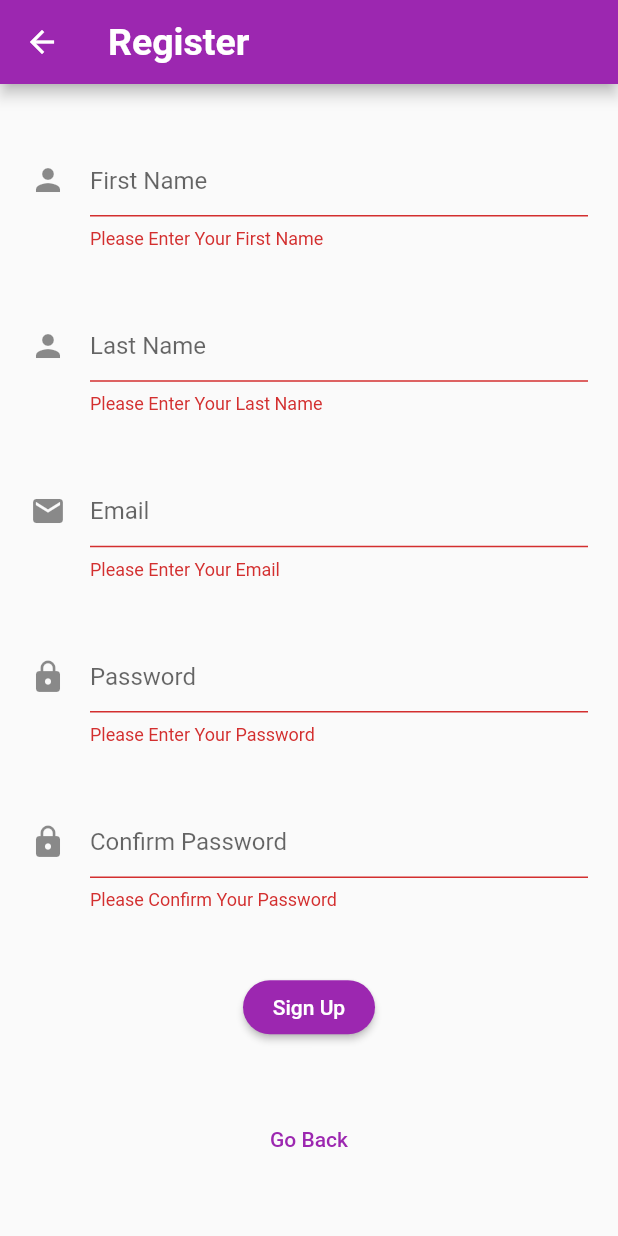
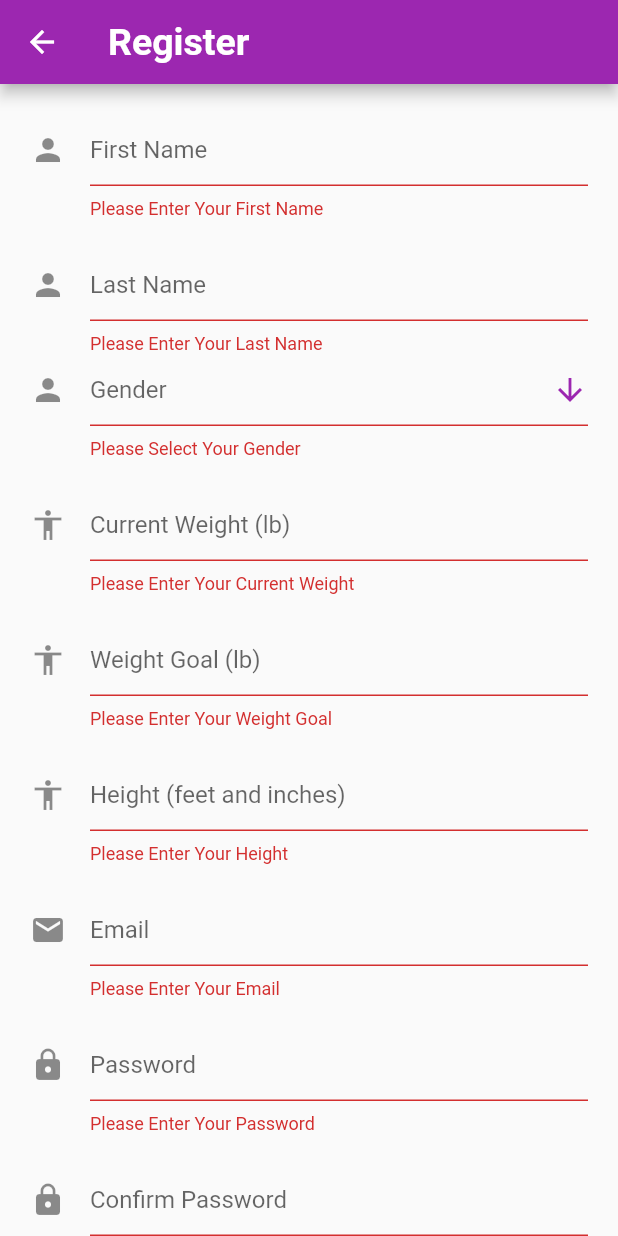
Before and after one commit to HarryChen1995/Poundora, a Flutter app: the Sign_Up_Page screen opened by its route, after a tap on "Sign Up", on a phone screen of 412 x 824 dp. Run offline on Flutter 3.47's test engine with Material 2 defaults, Android fonts, the phone set to English and light mode, and no system bars; our stand-ins replace firebase_auth, firebase_database, shared_preferences; accounts and stored records are empty.

Commit message:
sign up form fixed

```diff
--- a/lib/pages/sign_up.dart
+++ b/lib/pages/sign_up.dart
@@ -29,11 +29,14 @@ class Sign_Up_State extends State<Sign_Up_Page> {
   final _email = TextEditingController();
   final _password = TextEditingController();
   final _confirmed_password = TextEditingController();
+  final _current_weight = TextEditingController();
+  final _weight_goal = TextEditingController();
+  final _height = TextEditingController();
   final _signupKey = GlobalKey<FormState>();
-
   final _auth = FirebaseAuth.instance;
   final _db = FirebaseDatabase.instance.reference();
   bool _isloading;
+  String _gender;
   showErrorMessage(BuildContext context, String err) {
     Widget ok = FlatButton(
       child:
@@ -96,6 +99,14 @@ class Sign_Up_State extends State<Sign_Up_Page> {
     return null;
   }
 
+  bool checkHeight(String value) {
+    return value.trim().contains(RegExp(r"^[1-9]\d*(\.\d+)?$"));
+  }
+
+  bool checkWeight(String value) {
+    return value.trim().contains(RegExp(r"^[1-9]\d*(\.\d+)?$"));
+  }
+
   bool checkName(String value) {
     return value.trim().contains(RegExp(r"[^a-zA-Z]"));
   }
@@ -127,10 +138,8 @@ class Sign_Up_State extends State<Sign_Up_Page> {
             bottom: isLoading(context)),
         body: Form(
             key: _signupKey,
-            child: Column(
-                crossAxisAlignment: CrossAxisAlignment.center,
-                mainAxisAlignment: MainAxisAlignment.spaceEvenly,
-                children: <Widget>[
+            child: ListView(children: <Widget>[
+              SizedBox(height: 20),
               Container(
                   padding: EdgeInsets.fromLTRB(20, 0, 20, 0),
                   child: TextFormField(
@@ -147,6 +156,7 @@ class Sign_Up_State extends State<Sign_Up_Page> {
                       return null;
                     },
                   )),
+              SizedBox(height: 20),
               Container(
                   padding: EdgeInsets.fromLTRB(20, 0, 20, 0),
                   child: TextFormField(
@@ -165,6 +175,95 @@ class Sign_Up_State extends State<Sign_Up_Page> {
                   )),
               Container(
                 padding: EdgeInsets.fromLTRB(20, 0, 20, 0),
+                child: DropdownButtonFormField(
+                    value: _gender,
+                    icon: Icon(Icons.arrow_downward),
+                    iconEnabledColor: Theme.of(context).primaryColor,
+                    decoration: InputDecoration(
+                        icon: Icon(Icons.person), hintText: "Gender"),
+                    validator: (value) {
+                      if (value == null) {
+                        return "Please Select Your Gender";
+                      }
+                      return null;
+                    },
+                    onChanged: (value) {
+                      setState(() {
+                        _gender = value;
+                      });
+                    },
+                    items: <String>["Male", "Female"]
+                        .map<DropdownMenuItem<String>>((String value) {
+                      return DropdownMenuItem<String>(
+                        value: value,
+                        child: Text(value),
+                      );
+                    }).toList()),
+              ),
+              SizedBox(height: 20),
+              Container(
+                  padding: EdgeInsets.fromLTRB(20, 0, 20, 0),
+                  child: TextFormField(
+                    controller: _current_weight,
+                    decoration: InputDecoration(
+                      icon: Icon(Icons.accessibility),
+                      hintText: "Current Weight (lb)",
+                    ),
+                    validator: (value) {
+                      if (value.isEmpty) {
+                        return "Please Enter Your Current Weight";
+                      }
+                      if (!checkWeight(value)) {
+                        return "Please Enter Valid Current Weight";
+                      }
+                      return null;
+                    },
+                  )),
+              SizedBox(height: 20),
+              Container(
+                  padding: EdgeInsets.fromLTRB(20, 0, 20, 0),
+                  child: TextFormField(
+                    controller: _weight_goal,
+                    decoration: InputDecoration(
+                      icon: Icon(Icons.accessibility),
+                      hintText: "Weight Goal (lb)",
+                    ),
+                    validator: (value) {
+                      if (value.isEmpty) {
+                        return "Please Enter Your Weight Goal";
+                      }
+                      if (!checkWeight(value)) {
+                        return "Please Enter Valid Weight Goal";
+                      }
+                      if (double.parse(value) >=
+                          double.parse(_current_weight.text)) {
+                        return "Your Weight Goal Should Be Less Than Current Weight";
+                      }
+                      return null;
+                    },
+                  )),
+              SizedBox(height: 20),
+              Container(
+                  padding: EdgeInsets.fromLTRB(20, 0, 20, 0),
+                  child: TextFormField(
+                    controller: _height,
+                    decoration: InputDecoration(
+                      icon: Icon(Icons.accessibility),
+                      hintText: "Height (feet and inches)",
+                    ),
+                    validator: (value) {
+                      if (value.isEmpty) {
+                        return "Please Enter Your Height";
+                      }
+                      if (!checkHeight(value)) {
+                        return "Please Enter Valid Height";
+                      }
+                      return null;
+                    },
+                  )),
+              SizedBox(height: 20),
+              Container(
+                  padding: EdgeInsets.fromLTRB(20, 0, 20, 0),
                   child: TextFormField(
                     controller: _email,
                     keyboardType: TextInputType.emailAddress,
@@ -180,6 +279,7 @@ class Sign_Up_State extends State<Sign_Up_Page> {
                       return null;
                     },
                   )),
+              SizedBox(height: 20),
               Container(
                   padding: EdgeInsets.fromLTRB(20, 0, 20, 0),
                   child: TextFormField(
@@ -199,6 +299,7 @@ class Sign_Up_State extends State<Sign_Up_Page> {
                       return null;
                     },
                   )),
+              SizedBox(height: 20),
               Container(
                   padding: EdgeInsets.fromLTRB(20, 0, 20, 0),
                   child: TextFormField(
@@ -218,7 +319,10 @@ class Sign_Up_State extends State<Sign_Up_Page> {
                       return null;
                     },
                   )),
-                  RaisedButton(
+              SizedBox(height: 20),
+              Container(
+                  padding: EdgeInsets.fromLTRB(150, 0, 150, 0),
+                  child: RaisedButton(
                       shape: RoundedRectangleBorder(
                           borderRadius: BorderRadius.circular(30)),
                       color: Theme.of(context).primaryColor,
@@ -239,15 +343,22 @@ class Sign_Up_State extends State<Sign_Up_Page> {
                                 .child("Users")
                                 .child(result.user.uid)
                                 .set({
-                              "firstname": _first_name.text,
-                              "lastname": _last_name.text,
-                              "email": _email.text
+                              "first_name": _first_name.text,
+                              "last_name": _last_name.text,
+                              "email": _email.text,
+                              "gender": _gender,
+                              "current_weight": int.parse(_current_weight.text),
+                              "weight_goal": int.parse(_weight_goal.text),
+                              "height": double.parse(_height.text)
                             });
                             _first_name.clear();
                             _last_name.clear();
                             _password.clear();
                             _email.clear();
                             _confirmed_password.clear();
+                            _current_weight.clear();
+                            _weight_goal.clear();
+                            _height.clear();
                           } catch (e) {
                             setState(() {
                               _isloading = false;
@@ -258,14 +369,17 @@ class Sign_Up_State extends State<Sign_Up_Page> {
                         }
                       },
                       child: Text("Sign Up",
-                          style: TextStyle(color: Colors.white))),
-                  FlatButton(
+                          style: TextStyle(color: Colors.white)))),
+              SizedBox(height: 20),
+              Container(
+                  padding: EdgeInsets.fromLTRB(150, 0, 150, 0),
+                  child: FlatButton(
                       onPressed: () {
                         Navigator.pop(context);
                       },
                       child: Text("Go Back",
-                          style:
-                              TextStyle(color: Theme.of(context).primaryColor)))
+                          style: TextStyle(
+                              color: Theme.of(context).primaryColor))))
             ])));
   }
 }
```
Lines whose indentation alone changed are shown as unchanged.
